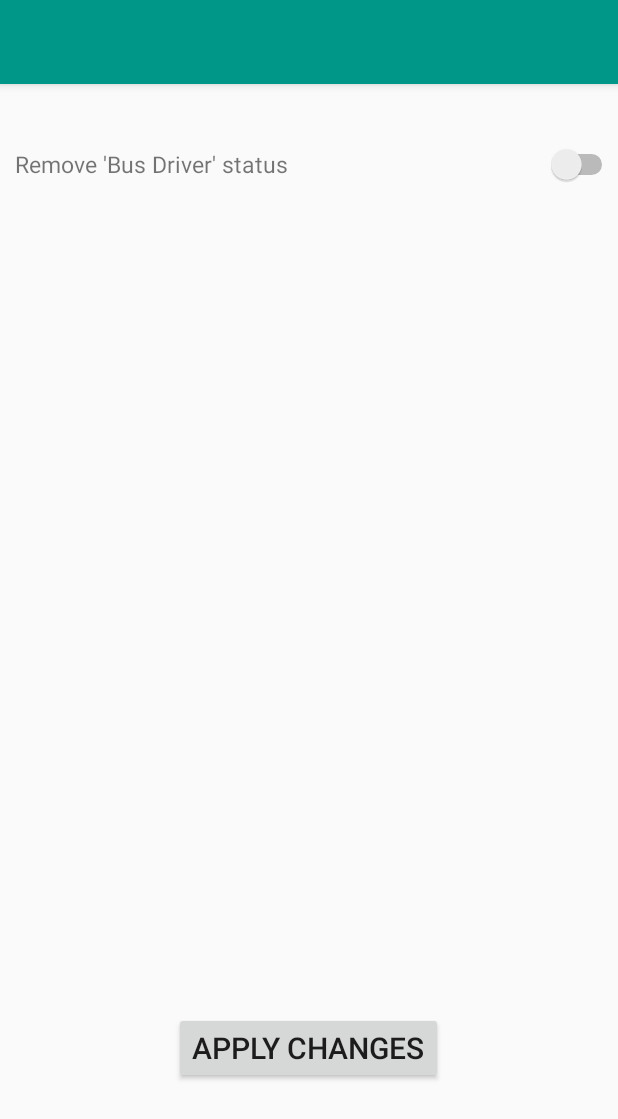
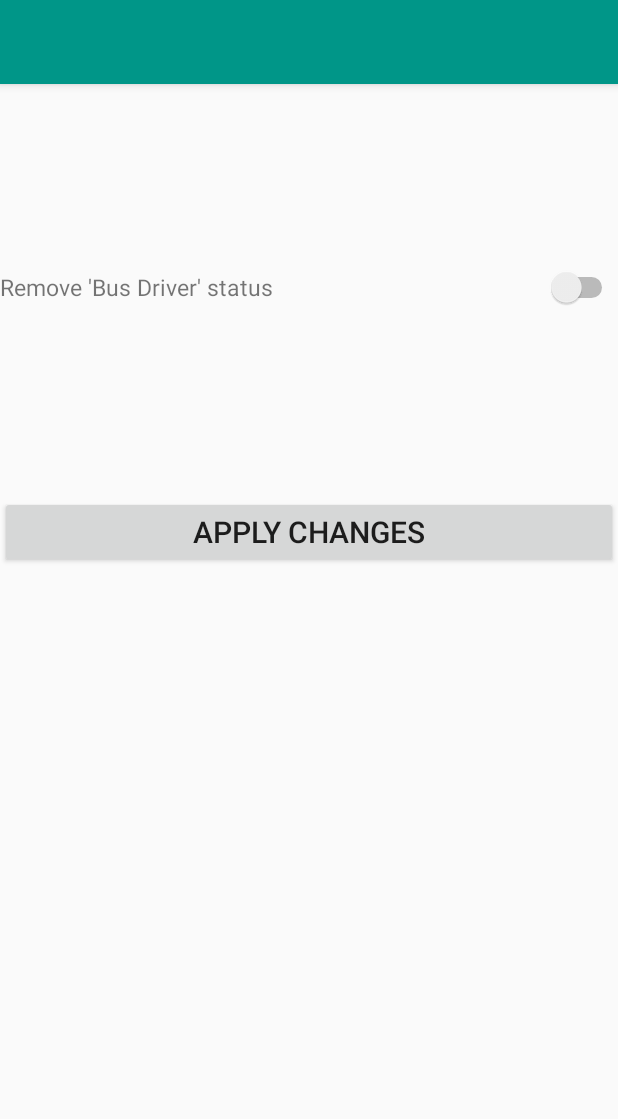
Before and after one commit to lconti97/TimeCheck, an Android app: the SettingsActivity screen opened directly, with no data from a screen before it, on a phone screen of 412 x 824 dp. Shown: the top 1119 px of the screen. Run offline under Robolectric (Android 15) with nearby library versions, the phone set to English and light mode, and no system bars; libraries missing offline, so code that uses them is left out: com.twitter.sdk; 1 statement that could not run was skipped.

Commit message:
FINAL_Akshay

```diff
--- a/app/src/main/res/layout/activity_settings.xml
+++ b/app/src/main/res/layout/activity_settings.xml
@@ -35,12 +35,33 @@
         android:layout_height="wrap_content"
         android:orientation="vertical"
         android:layout_marginTop="40dp"
-        android:layout_below="@+id/toolbarLayout">
+        android:layout_below="@+id/toolbarLayout"
+        android:id="@+id/linearLayout">
+
+    </LinearLayout>
+
+    <Button
+        android:layout_width="match_parent"
+        android:layout_height="wrap_content"
+        android:text="Apply Changes"
+        android:id="@+id/applyButon"
+        android:onClick="applyChanges"
+        android:layout_gravity="center_horizontal"
+        android:textSize="20dp"
+        android:layout_below="@+id/linearLayout2"
+        android:layout_alignParentLeft="true"
+        android:layout_alignParentStart="true"
+        android:layout_marginTop="125dp" />
 
     <LinearLayout
         android:layout_width="match_parent"
         android:layout_height="wrap_content"
-            android:orientation="horizontal">
+        android:orientation="horizontal"
+        android:layout_below="@+id/linearLayout"
+        android:layout_alignParentLeft="true"
+        android:layout_alignParentStart="true"
+        android:layout_marginTop="82dp"
+        android:id="@+id/linearLayout2">
 
         <TextView
             android:layout_width="wrap_content"
@@ -52,21 +73,8 @@
         <Switch
             android:layout_width="match_parent"
             android:layout_height="wrap_content"
-                android:id="@+id/statusSwitch"/>
+            android:id="@+id/statusSwitch"
+            android:checked="false" />
     </LinearLayout>
 
-    </LinearLayout>
-
-    <Button
-        android:layout_width="wrap_content"
-        android:layout_height="wrap_content"
-        android:text="Apply Changes"
-        android:id="@+id/applyButon"
-        android:onClick="applyChanges"
-        android:layout_gravity="center_horizontal"
-        android:textSize="20dp"
-        android:layout_marginBottom="101dp"
-        android:layout_alignParentBottom="true"
-        android:layout_centerHorizontal="true" />
-
 </RelativeLayout>
```
Lines whose indentation alone changed are shown as unchanged.
